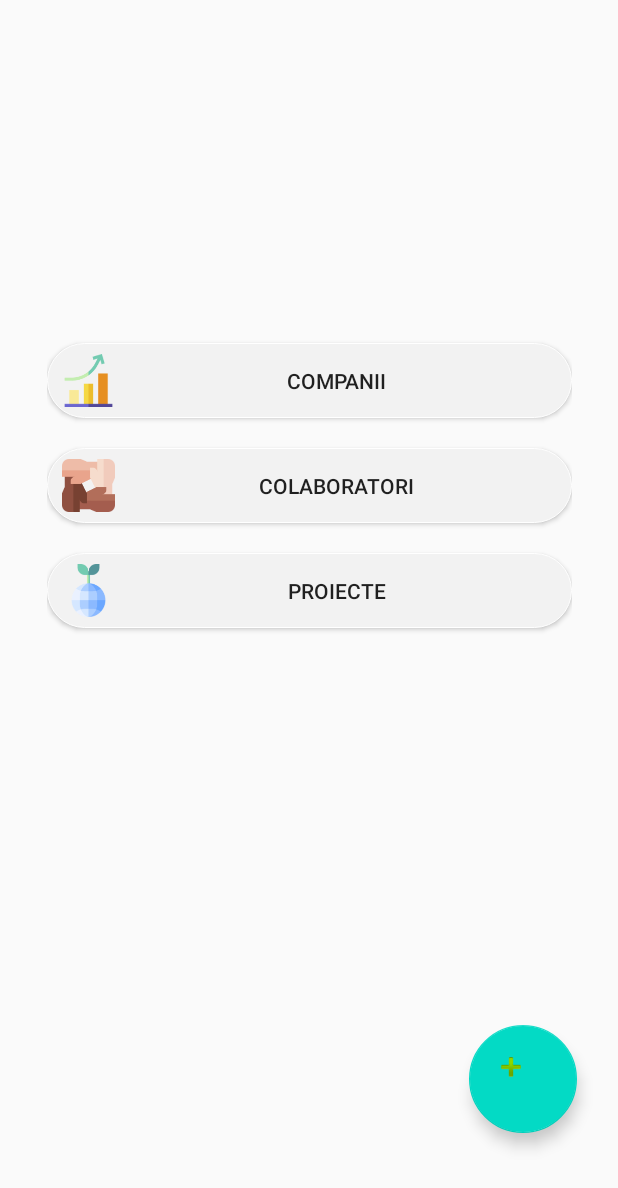
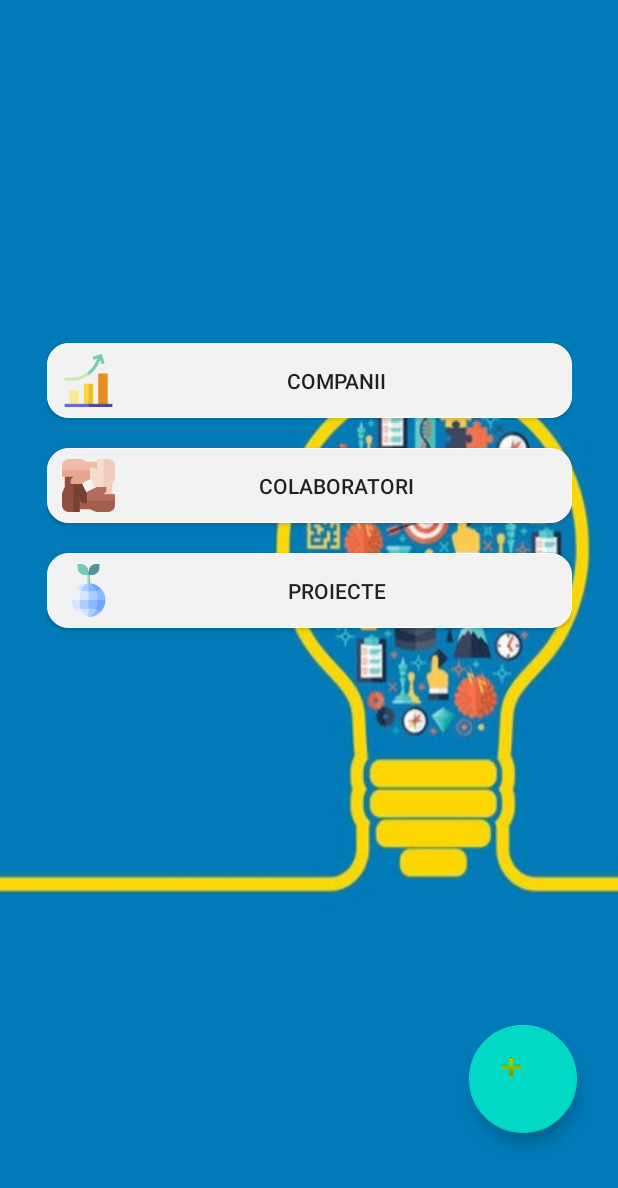
Before and after one commit to IlieIonut/Chatinator, an Android app: the screen it shows after launch once a user with an empty profile is signed in (Menu_Activity), on a phone screen of 412 x 824 dp. Shown: the top 1188 px of the screen. Run offline under Robolectric (Android 15) with nearby library versions, the phone set to English and light mode, and no system bars; our stand-ins replace Firebase (no records; nobody signed in at launch, a user with empty details on screens opened directly), navigation-ui.

Commit message:
Menu Buttos

```diff
--- a/app/src/main/java/com/example/chatinator/Menu_Activity.kt
+++ b/app/src/main/java/com/example/chatinator/Menu_Activity.kt
@@ -16,6 +16,7 @@
 
     override fun onCreate(savedInstanceState: Bundle?) {
         super.onCreate(savedInstanceState)
+        window.setBackgroundDrawableResource(R.drawable.background)
         setContentView(R.layout.menu_layout)
 //        val toolbar: Toolbar = findViewById(R.id.toolbar)
 //        setSupportActionBar(toolbar)
--- /dev/null
+++ b/app/src/main/res/drawable/menu_buttons.xml
@@ -0,0 +1,50 @@
+<?xml version="1.0" encoding="utf-8"?>
+<selector xmlns:android="http://schemas.android.com/apk/res/android">
+
+    <item android:state_pressed="false" android:state_focused="false">
+        <shape>
+            <solid android:color="#f2f2f2"/>
+            <stroke
+                android:width="0.1dp"
+                android:color="@color/white"
+                />
+            <corners android:radius="14dp"/>
+            <size
+                android:width="270dp"
+                android:height="60dp"
+                />
+        </shape>
+    </item>
+
+    <item android:state_pressed="true" android:state_focused="true">
+        <shape>
+            <solid android:color="#A3A3A3"/>
+            <stroke
+                android:width="0.1dp"
+                android:color="#878787"
+                />
+            <corners android:radius="14dp"/>
+            <size
+                android:width="270dp"
+                android:height="60dp"
+                />
+
+        </shape>
+    </item>
+    <item android:state_pressed="true" android:state_focused="false">
+        <shape>
+            <solid android:color="#A3A3A3"/>
+            <stroke
+                android:width="0.1dp"
+                android:color="#878787"
+                />
+            <corners android:radius="14dp"/>
+            <size
+                android:width="270dp"
+                android:height="60dp"
+                />
+
+        </shape>
+    </item>
+
+</selector>
--- a/app/src/main/res/layout/menu_layout.xml
+++ b/app/src/main/res/layout/menu_layout.xml
@@ -22,19 +22,18 @@
             android:layout_width="match_parent"
             android:layout_height="50dp"
             android:layout_marginBottom="20dp"
-            android:background="@drawable/rounded_white"
+            android:background="@drawable/menu_buttons"
             android:drawableStart="@drawable/ic_growth"
             android:paddingStart="10dp"
             android:paddingEnd="10dp"
             android:onClick="companyClick"
             android:text="Companii" />
-
         <Button
             android:id="@+id/ColaboratoriButton"
             android:layout_width="match_parent"
             android:layout_height="50dp"
             android:layout_marginBottom="20dp"
-            android:background="@drawable/rounded_white"
+            android:background="@drawable/menu_buttons"
             android:drawableStart="@drawable/ic_collaboration"
             android:paddingStart="10dp"
             android:paddingEnd="10dp"
@@ -45,7 +44,7 @@
             android:id="@+id/ProiecteButton"
             android:layout_width="match_parent"
             android:layout_height="50dp"
-            android:background="@drawable/rounded_white"
+            android:background="@drawable/menu_buttons"
             android:drawableStart="@drawable/ic_plant"
             android:paddingStart="10dp"
             android:paddingEnd="10dp"
```
